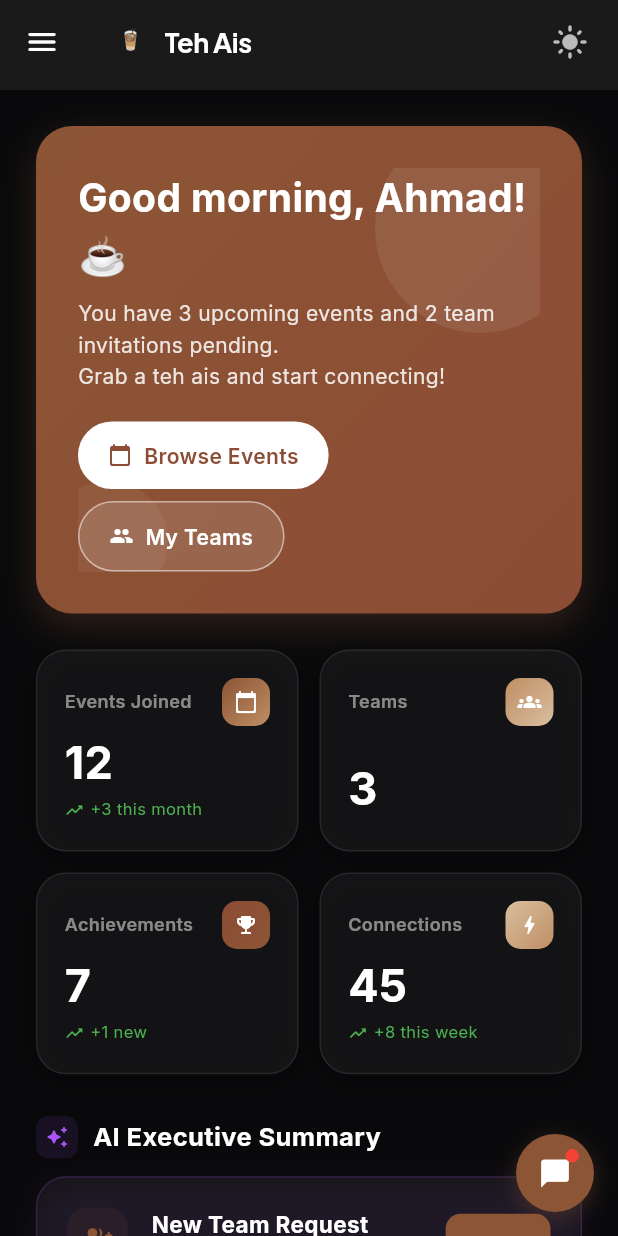
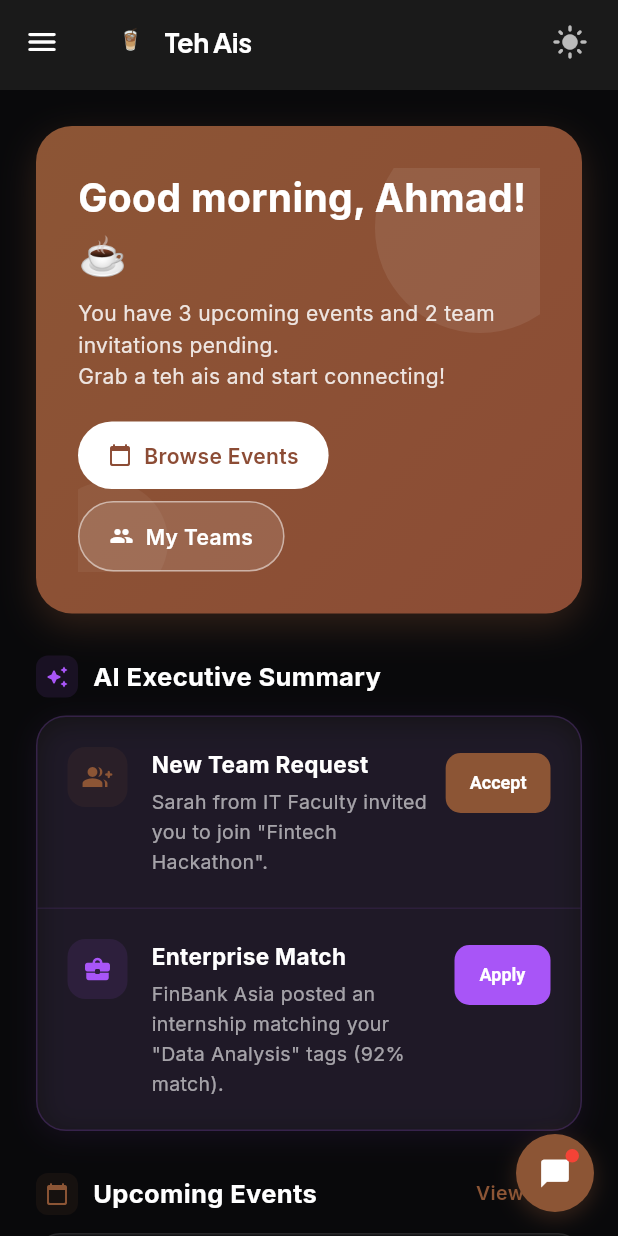
Before and after one commit to YJ0310/kitahack1.1, a Flutter app: the StudentDashboardScreen screen opened by its route, on a phone screen of 412 x 824 dp. Run offline on Flutter 3.47's test engine with Material 3 defaults, Android fonts, the phone set to English and light mode, and no system bars; drawn by our look-alikes of flutter_animate; our stand-ins replace go_router, google_fonts.

Commit message:
Update student portals based on recent changes

```diff
--- a/lib/screens/public/landing_screen.dart
+++ b/lib/screens/public/landing_screen.dart
@@ -578,21 +578,6 @@ class _HeroSection extends StatelessWidget {
                               .animate()
                               .fadeIn(delay: 300.ms, duration: 600.ms)
                               .slideY(begin: 0.2, end: 0),
-                          const SizedBox(height: 64),
-                          // Stats
-                          Wrap(
-                                spacing: width <= 600 ? 24 : 48,
-                                runSpacing: 16,
-                                alignment: WrapAlignment.center,
-                                children: const [
-                                  _StatItem("5min", "Avg. Match Time"),
-                                  _StatItem("1000+", "Teams Formed"),
-                                  _StatItem("50+", "Events Monthly"),
-                                ],
-                              )
-                              .animate()
-                              .fadeIn(delay: 400.ms, duration: 600.ms)
-                              .slideY(begin: 0.2, end: 0),
                         ],
                       ),
                     ),
@@ -640,42 +625,6 @@ class _HeroSection extends StatelessWidget {
           ),
         ],
       ),
-    );
-  }
-}
-
-class _StatItem extends StatelessWidget {
-  final String value;
-  final String label;
-
-  const _StatItem(this.value, this.label);
-
-  @override
-  Widget build(BuildContext context) {
-    final isDark = Theme.of(context).brightness == Brightness.dark;
-    final width = MediaQuery.of(context).size.width;
-    return Column(
-      children: [
-        Text(
-          value,
-          style: TextStyle(
-            fontSize: width <= 600 ? 28 : 40,
-            fontWeight: FontWeight.bold,
-            color: isDark
-                ? AppTheme.backgroundColor
-                : AppTheme.primaryDarkColor,
-          ),
-        ),
-        const SizedBox(height: 4),
-        Text(
-          label,
-          style: TextStyle(
-            color: isDark
-                ? AppTheme.backgroundColor.withValues(alpha: 0.6)
-                : AppTheme.primaryColor.withValues(alpha: 0.7),
-          ),
-        ),
-      ],
     );
   }
 }
--- a/lib/screens/student/student_dashboard_screen.dart
+++ b/lib/screens/student/student_dashboard_screen.dart
@@ -203,25 +203,18 @@ class _StudentDashboardScreenState extends State<StudentDashboardScreen> {
                 _WelcomeBanner(
                   isDark: isDark,
                 ).animate().fadeIn(duration: 500.ms),
-                const SizedBox(height: 24),
-
-                // --- Stats Row ---
-                _StatsGrid(isWide: isWide)
-                    .animate()
-                    .fadeIn(delay: 100.ms, duration: 500.ms)
-                    .slideY(begin: 0.1, end: 0),
                 const SizedBox(height: 28),
 
-                // --- AI Insights ---
+                // --- AI Executive Summary (primary feature) ---
                 _SectionHeader(
                   title: 'AI Executive Summary',
                   icon: Icons.auto_awesome_rounded,
                   iconColor: AppTheme.accentPurple,
-                ).animate().fadeIn(delay: 150.ms, duration: 400.ms),
+                ).animate().fadeIn(delay: 100.ms, duration: 400.ms),
                 const SizedBox(height: 12),
                 _AIInsightsList(
                   insights: _aiInsights,
-                ).animate().fadeIn(delay: 200.ms, duration: 500.ms),
+                ).animate().fadeIn(delay: 150.ms, duration: 500.ms),
                 const SizedBox(height: 28),
 
                 // --- Events + Teams ---
@@ -598,166 +591,6 @@ class _BannerButton extends StatelessWidget {
             ),
           ],
         ),
-      ),
-    );
-  }
-}
-
-// ─────────────────────────────────────────────────────────
-// Stats Grid
-// ─────────────────────────────────────────────────────────
-class _StatsGrid extends StatelessWidget {
-  final bool isWide;
-  const _StatsGrid({required this.isWide});
-
-  @override
-  Widget build(BuildContext context) {
-    final stats = [
-      {
-        'label': 'Events Joined',
-        'value': '12',
-        'trend': '+3 this month',
-        'icon': Icons.calendar_today_rounded,
-        'colors': [AppTheme.primaryColor, AppTheme.secondaryColor],
-      },
-      {
-        'label': 'Teams',
-        'value': '3',
-        'trend': null,
-        'icon': Icons.groups_rounded,
-        'colors': [AppTheme.secondaryColor, AppTheme.backgroundColor],
-      },
-      {
-        'label': 'Achievements',
-        'value': '7',
-        'trend': '+1 new',
-        'icon': Icons.emoji_events_rounded,
-        'colors': [AppTheme.primaryDarkColor, AppTheme.primaryColor],
-      },
-      {
-        'label': 'Connections',
-        'value': '45',
-        'trend': '+8 this week',
-        'icon': Icons.bolt_rounded,
-        'colors': [AppTheme.backgroundColor, AppTheme.secondaryColor],
-      },
-    ];
-
-    return GridView.builder(
-      shrinkWrap: true,
-      physics: const NeverScrollableScrollPhysics(),
-      gridDelegate: SliverGridDelegateWithFixedCrossAxisCount(
-        crossAxisCount: isWide ? 4 : 2,
-        crossAxisSpacing: 14,
-        mainAxisSpacing: 14,
-        childAspectRatio: isWide ? 1.4 : 1.3,
-      ),
-      itemCount: stats.length,
-      itemBuilder: (context, i) => _StatCard(stat: stats[i]),
-    );
-  }
-}
-
-class _StatCard extends StatelessWidget {
-  final Map<String, dynamic> stat;
-
-  const _StatCard({required this.stat});
-
-  @override
-  Widget build(BuildContext context) {
-    final isDark = Theme.of(context).brightness == Brightness.dark;
-    final colors = stat['colors'] as List<Color>;
-
-    return Container(
-      padding: const EdgeInsets.all(18),
-      decoration: BoxDecoration(
-        color: isDark ? Colors.white.withValues(alpha: 0.05) : Colors.white,
-        borderRadius: BorderRadius.circular(20),
-        border: Border.all(
-          color: isDark
-              ? Colors.white.withValues(alpha: 0.08)
-              : AppTheme.backgroundColor.withValues(alpha: 0.5),
-        ),
-        boxShadow: [
-          BoxShadow(
-            color: Colors.black.withValues(alpha: isDark ? 0.2 : 0.06),
-            blurRadius: 16,
-            offset: const Offset(0, 4),
-          ),
-        ],
-      ),
-      child: Column(
-        crossAxisAlignment: CrossAxisAlignment.start,
-        mainAxisAlignment: MainAxisAlignment.spaceBetween,
-        children: [
-          Row(
-            mainAxisAlignment: MainAxisAlignment.spaceBetween,
-            children: [
-              Flexible(
-                child: Text(
-                  stat['label'] as String,
-                  style: TextStyle(
-                    fontSize: 12,
-                    fontWeight: FontWeight.w600,
-                    color: isDark
-                        ? Colors.white.withValues(alpha: 0.5)
-                        : AppTheme.primaryColor.withValues(alpha: 0.6),
-                  ),
-                ),
-              ),
-              Container(
-                padding: const EdgeInsets.all(8),
-                decoration: BoxDecoration(
-                  gradient: LinearGradient(
-                    colors: colors,
-                    begin: Alignment.topLeft,
-                    end: Alignment.bottomRight,
-                  ),
-                  borderRadius: BorderRadius.circular(10),
-                ),
-                child: Icon(
-                  stat['icon'] as IconData,
-                  size: 16,
-                  color: Colors.white,
-                ),
-              ),
-            ],
-          ),
-          Column(
-            crossAxisAlignment: CrossAxisAlignment.start,
-            children: [
-              Text(
-                stat['value'] as String,
-                style: TextStyle(
-                  fontSize: 30,
-                  fontWeight: FontWeight.bold,
-                  color: isDark ? Colors.white : AppTheme.textPrimaryColor,
-                ),
-              ),
-              if (stat['trend'] != null)
-                Row(
-                  children: [
-                    const Icon(
-                      Icons.trending_up_rounded,
-                      size: 13,
-                      color: Colors.green,
-                    ),
-                    const SizedBox(width: 4),
-                    Flexible(
-                      child: Text(
-                        stat['trend'] as String,
-                        style: const TextStyle(
-                          fontSize: 11,
-                          color: Colors.green,
-                        ),
-                        overflow: TextOverflow.ellipsis,
-                      ),
-                    ),
-                  ],
-                ),
-            ],
-          ),
-        ],
       ),
     );
   }
```
Also changed, not shown: firebase.json, 3 other files.
